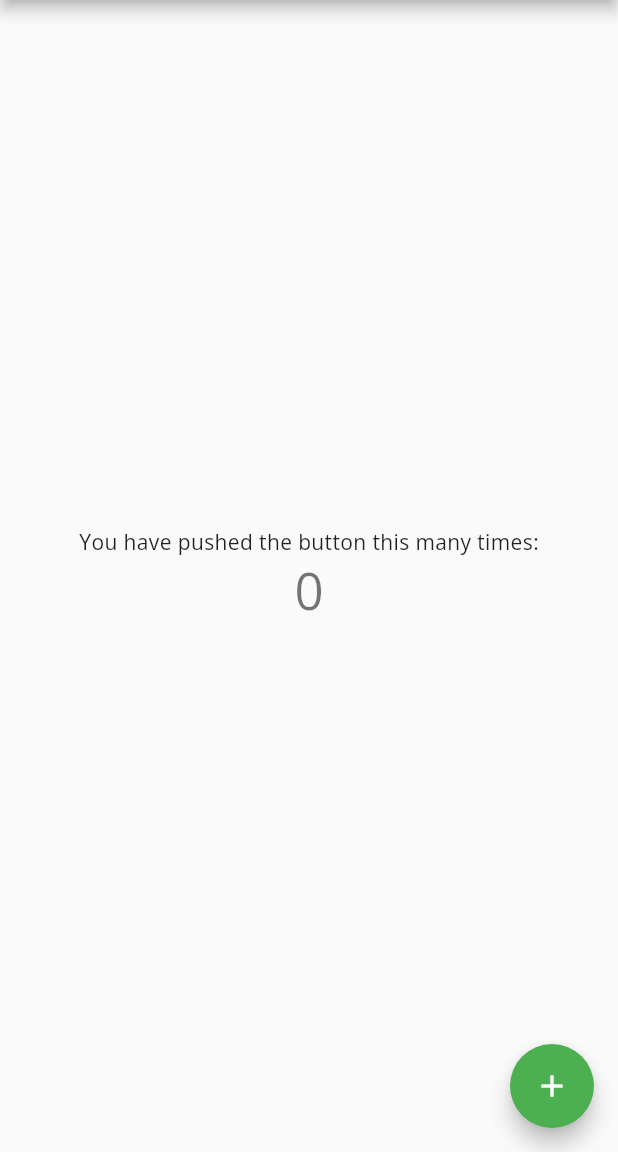
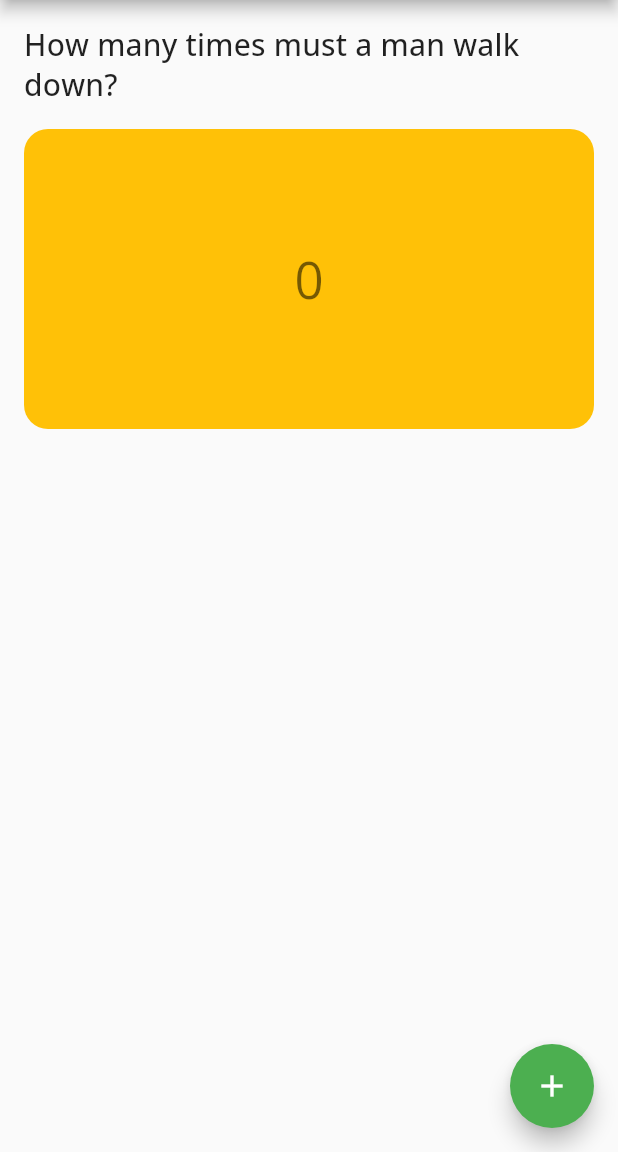
Before and after one commit to haukurmar/first_flutter_app, a Flutter app: the screen it shows after launch, on a phone screen of 412 x 824 dp, the part 84-1236 px from its top. Run offline on Flutter 3.47's test engine with Material 2 defaults, Android fonts, the phone set to English and light mode, and no system bars; our stand-ins replace google_fonts.

Commit message:
Playing around and making things a bit prettier.

```diff
--- a/lib/home.dart
+++ b/lib/home.dart
@@ -33,16 +33,26 @@ class _HomePageState extends State<HomePage> {
               color: Colors.white),
         ),
       ),
-      body: Center(
+      body: Container(
+        padding: EdgeInsets.all(16.0),
         child: Column(
-          mainAxisAlignment: MainAxisAlignment.center,
           children: <Widget>[
-            Text(
-              'You have pushed the button this many times:',
+            Container(
+              margin: EdgeInsets.only(bottom: 16.0),
+              child: Text('How many times must a man walk down?',
+                  style: Theme.of(context).textTheme.headline6),
             ),
-            Text(
-              '$_counter',
-              style: Theme.of(context).textTheme.headline4,
+            Container(
+              height: 200.0,
+              //margin: EdgeInsets.all(16.0),
+              alignment: Alignment.center,
+              decoration: BoxDecoration(
+                  color: Colors.amber,
+                  borderRadius: BorderRadius.circular(16.0)),
+              child: Text(
+                '$_counter',
+                style: Theme.of(context).textTheme.headline4,
+              ),
             ),
           ],
         ),
```
